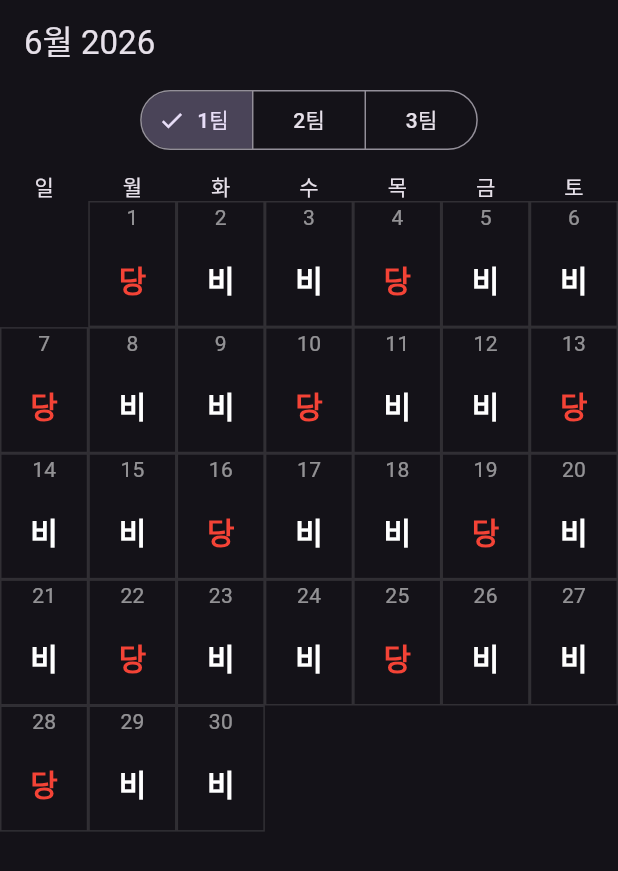
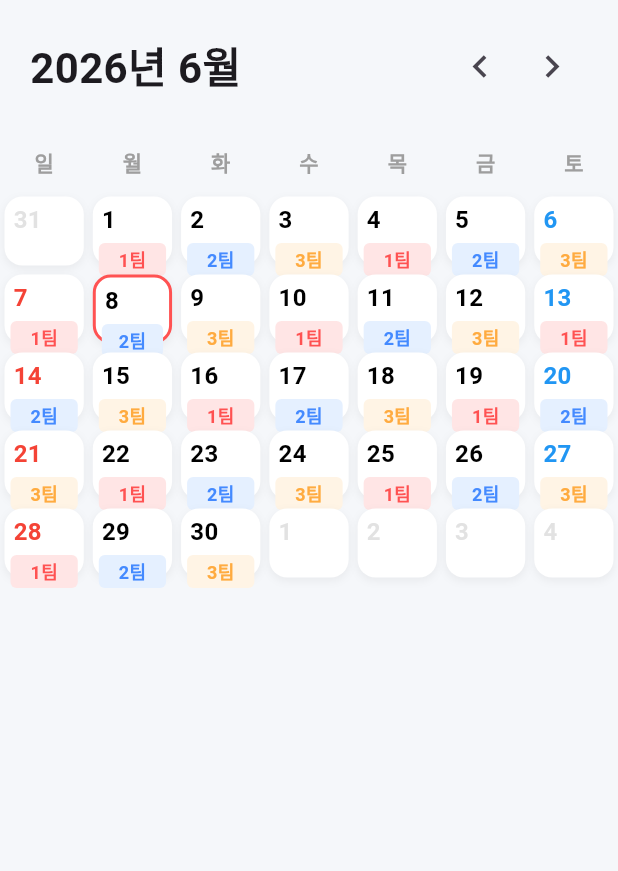
Before and after one commit to serotonin-1207/serot1, a Flutter app: the screen it shows after launch, on a phone screen of 412 x 824 dp. Shown: the top 871 px of the screen. Run offline on Flutter 3.47's test engine with Material 3 defaults, Android fonts, the phone set to English and light mode, and no system bars; drawn by our look-alikes of table_calendar.

Commit message:
UI 전면 수정 및 기능 추가

```diff
--- a/lib/main.dart
+++ b/lib/main.dart
@@ -1,4 +1,6 @@
 import 'package:flutter/material.dart';
+import 'package:table_calendar/table_calendar.dart';
+import 'package:intl/intl.dart';
 
 void main() {
   runApp(const MyApp());
@@ -11,7 +13,9 @@ class MyApp extends StatelessWidget {
   Widget build(BuildContext context) {
     return MaterialApp(
       debugShowCheckedModeBanner: false,
-      theme: ThemeData.dark(), // 사진처럼 어두운 테마 적용
+      theme: ThemeData(
+        scaffoldBackgroundColor: const Color(0xFFF5F7FA), // 배경색 (연한 회색)
+      ),
       home: const CalendarScreen(),
     );
   }
@@ -25,100 +29,171 @@ class CalendarScreen extends StatefulWidget {
 }
 
 class _CalendarScreenState extends State<CalendarScreen> {
-  int _selectedTeamIndex = 0;
-  final DateTime _currentMonth = DateTime(2026, 6, 1);
-  final DateTime _referenceDate = DateTime(2026, 6, 7);
+  DateTime _focusedDay = DateTime.now(); // 현재 보고 있는 달
+  final DateTime _today = DateTime.now(); // 실제 오늘 날짜
 
-  String _calculateDuty(DateTime date, int teamIndex) {
-    final diff = date
-        .difference(
-          DateTime(
-            _referenceDate.year,
-            _referenceDate.month,
-            _referenceDate.day,
-          ),
-        )
-        .inDays;
-    final remainder = (diff % 3 + 3) % 3;
-    return (remainder == teamIndex) ? '당' : '비';
+  // 근무 팀 계산 로직 (예시: 날짜별로 1팀, 2팀, 3팀 순환)
+  String getTeam(DateTime day) {
+    final difference = day.difference(DateTime(2024, 1, 1)).inDays;
+    int teamIdx = (difference % 3) + 1;
+    return '$teamIdx팀';
+  }
+
+  // 팀별 색상 지정
+  Color getTeamColor(String team) {
+    if (team == '1팀') return const Color(0xFFFFE5E5); // 연한 빨강
+    if (team == '2팀') return const Color(0xFFE5F0FF); // 연한 파랑
+    return const Color(0xFFFFF4E5); // 연한 주황 (3팀)
+  }
+
+  Color getTeamTextColor(String team) {
+    if (team == '1팀') return Colors.redAccent;
+    if (team == '2팀') return Colors.blueAccent;
+    return Colors.orangeAccent;
   }
 
   @override
   Widget build(BuildContext context) {
-    final firstDay = DateTime(_currentMonth.year, _currentMonth.month, 1);
-    final lastDay = DateTime(_currentMonth.year, _currentMonth.month + 1, 0);
-    int offset = firstDay.weekday % 7;
-
     return Scaffold(
-      appBar: AppBar(title: const Text('6월 2026')),
-      body: Column(
+      body: SafeArea(
+        child: Column(
           children: [
-          // 팀 선택 탭
-          SegmentedButton<int>(
-            segments: const [
-              ButtonSegment(value: 0, label: Text('1팀')),
-              ButtonSegment(value: 1, label: Text('2팀')),
-              ButtonSegment(value: 2, label: Text('3팀')),
-            ],
-            selected: {_selectedTeamIndex},
-            onSelectionChanged: (newSelection) =>
-                setState(() => _selectedTeamIndex = newSelection.first),
+            // 1. 상단 헤더 (연도/월 및 이동 버튼)
+            Padding(
+              padding: const EdgeInsets.symmetric(horizontal: 20, vertical: 20),
+              child: Row(
+                mainAxisAlignment: MainAxisAlignment.spaceBetween,
+                children: [
+                  Text(
+                    DateFormat('yyyy년 M월').format(_focusedDay),
+                    style: const TextStyle(
+                      fontSize: 28,
+                      fontWeight: FontWeight.bold,
                     ),
-          const SizedBox(height: 10),
-          // 요일 헤더
+                  ),
                   Row(
                     children: [
-              '일',
-              '월',
-              '화',
-              '수',
-              '목',
-              '금',
-              '토',
-            ].map((e) => Expanded(child: Center(child: Text(e)))).toList(),
+                      IconButton(
+                        icon: const Icon(Icons.chevron_left, size: 30),
+                        onPressed: () => setState(
+                          () => _focusedDay = DateTime(
+                            _focusedDay.year,
+                            _focusedDay.month - 1,
                           ),
-          // 달력 본문
+                        ),
+                      ),
+                      IconButton(
+                        icon: const Icon(Icons.chevron_right, size: 30),
+                        onPressed: () => setState(
+                          () => _focusedDay = DateTime(
+                            _focusedDay.year,
+                            _focusedDay.month + 1,
+                          ),
+                        ),
+                      ),
+                    ],
+                  ),
+                ],
+              ),
+            ),
+            // 2. 달력 본체
             Expanded(
-            child: GridView.builder(
-              gridDelegate: const SliverGridDelegateWithFixedCrossAxisCount(
-                crossAxisCount: 7,
-                childAspectRatio: 0.7,
+              child: TableCalendar(
+                locale: 'ko_KR',
+                firstDay: DateTime.utc(2020, 1, 1),
+                lastDay: DateTime.utc(2030, 12, 31),
+                focusedDay: _focusedDay,
+                headerVisible: false, // 기본 헤더 숨김 (우리가 만든 것 사용)
+                daysOfWeekHeight: 40,
+                calendarStyle: const CalendarStyle(outsideDaysVisible: true),
+                // 요일 스타일
+                daysOfWeekStyle: const DaysOfWeekStyle(
+                  weekdayStyle: TextStyle(
+                    color: Colors.grey,
+                    fontWeight: FontWeight.bold,
                   ),
-              itemCount: lastDay.day + offset,
-              itemBuilder: (context, i) {
-                if (i < offset) return const SizedBox();
-                final day = i - offset + 1;
-                final date = DateTime(
-                  _currentMonth.year,
-                  _currentMonth.month,
-                  day,
+                  weekendStyle: TextStyle(
+                    color: Colors.grey,
+                    fontWeight: FontWeight.bold,
+                  ),
+                ),
+                // 날짜 칸 커스텀 빌더
+                calendarBuilders: CalendarBuilders(
+                  defaultBuilder: (context, day, focusedDay) =>
+                      _buildCell(day, false),
+                  todayBuilder: (context, day, focusedDay) =>
+                      _buildCell(day, true),
+                  outsideBuilder: (context, day, focusedDay) =>
+                      _buildCell(day, false, isOutside: true),
+                  weekendBuilder: (context, day, focusedDay) =>
+                      _buildCell(day, false),
+                ),
+              ),
+            ),
+          ],
+        ),
+      ),
     );
-                final status = _calculateDuty(date, _selectedTeamIndex);
+  }
+
+  // 날짜 칸을 그리는 함수
+  Widget _buildCell(DateTime day, bool isToday, {bool isOutside = false}) {
+    String team = getTeam(day);
+    bool isSunday = day.weekday == DateTime.sunday;
+    bool isSaturday = day.weekday == DateTime.saturday;
 
     return Container(
+      margin: const EdgeInsets.all(3),
       decoration: BoxDecoration(
-                    border: Border.all(color: Colors.white12),
+        color: Colors.white,
+        borderRadius: BorderRadius.circular(12),
+        border: isToday
+            ? Border.all(color: Colors.redAccent, width: 2)
+            : null, // 오늘 날짜 강조
+        boxShadow: [
+          BoxShadow(
+            color: Colors.black.withOpacity(0.05),
+            blurRadius: 4,
+            offset: const Offset(0, 2),
+          ),
+        ],
       ),
       child: Column(
+        crossAxisAlignment: CrossAxisAlignment.start,
         children: [
-                      Text(
-                        '$day',
-                        style: const TextStyle(color: Colors.white54),
+          Padding(
+            padding: const EdgeInsets.only(left: 6, top: 4),
+            child: Text(
+              '${day.day}',
+              style: TextStyle(
+                fontWeight: FontWeight.bold,
+                fontSize: 16,
+                color: isOutside
+                    ? Colors.grey.withOpacity(0.3)
+                    : (isSunday
+                          ? Colors.red
+                          : (isSaturday ? Colors.blue : Colors.black)),
               ),
-                      const Spacer(),
-                      Text(
-                        status,
-                        style: TextStyle(
-                          fontSize: 20,
-                          fontWeight: FontWeight.bold,
-                          color: status == '당' ? Colors.red : Colors.white,
             ),
           ),
           const Spacer(),
-                    ],
+          Container(
+            width: double.infinity,
+            margin: const EdgeInsets.symmetric(horizontal: 4, vertical: 4),
+            padding: const EdgeInsets.symmetric(vertical: 2),
+            decoration: BoxDecoration(
+              color: isOutside ? Colors.transparent : getTeamColor(team),
+              borderRadius: BorderRadius.circular(4),
             ),
-                );
-              },
+            child: Center(
+              child: Text(
+                isOutside ? '' : team,
+                style: TextStyle(
+                  fontSize: 12,
+                  fontWeight: FontWeight.bold,
+                  color: getTeamTextColor(team),
+                ),
+              ),
             ),
           ),
         ],
```
Lines whose indentation alone changed are shown as unchanged.
